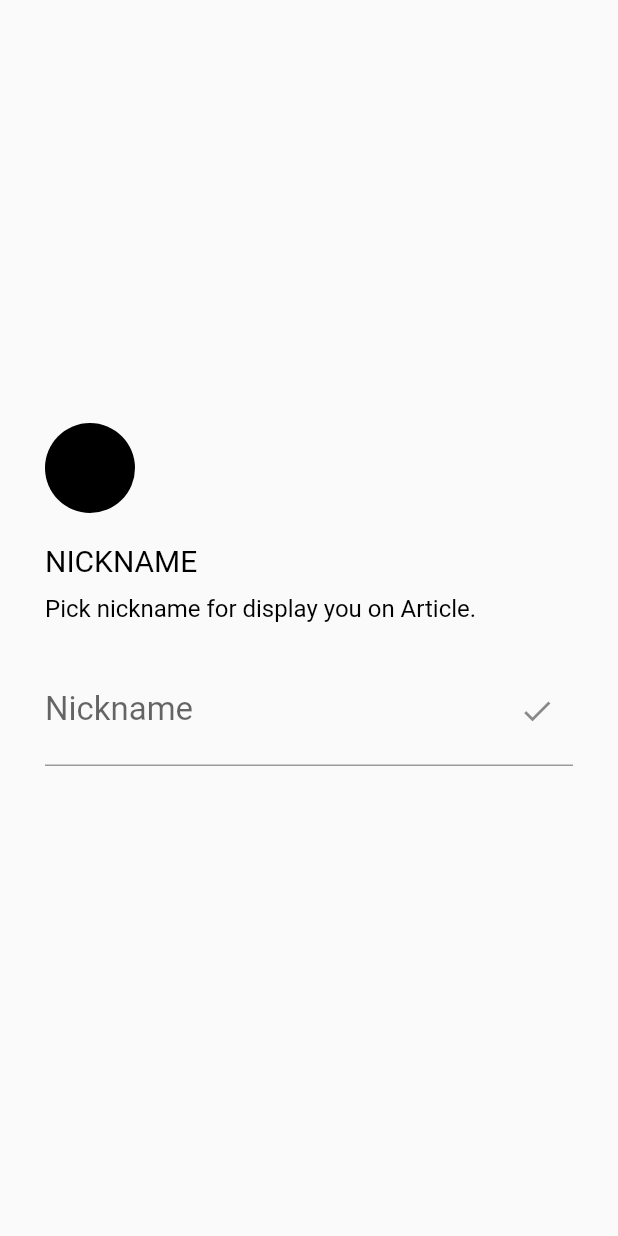
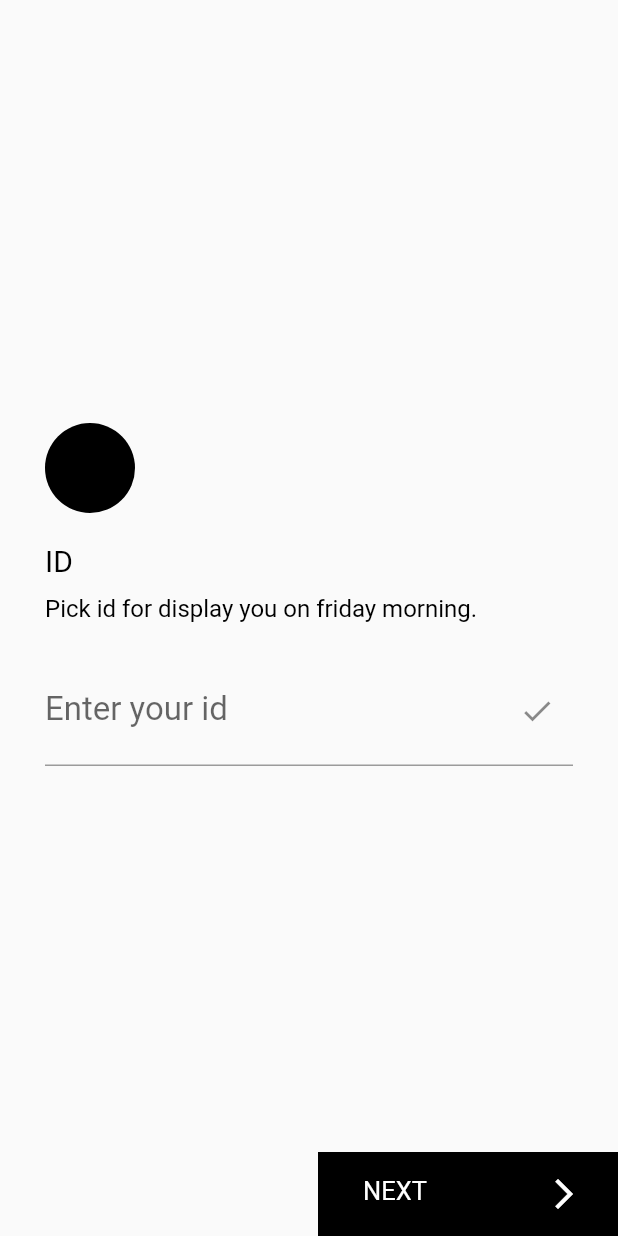
Before and after one commit to Duck528/FridayMorning, a Flutter app: the screen it shows after launch, on a phone screen of 412 x 824 dp. Run offline on Flutter 3.47's test engine with Material 2 defaults, Android fonts, the phone set to English and light mode, and no system bars; our stand-ins replace cloud_firestore; accounts and stored records are empty.

Commit message:
next step 만듦

```diff
--- a/lib/SignIn/signin_page.dart
+++ b/lib/SignIn/signin_page.dart
@@ -11,13 +11,21 @@ class _SignInPageState extends State<SignInPage> {
   Widget build(BuildContext context) {
     return SignInPageProvider(
       child: Scaffold(
-        body: Stack(
+        body: SafeArea(
+          child: Stack(
             children: <Widget>[
               Align(
                 alignment: AlignmentDirectional.center,
                 child: _WelcomeWidget(),
+              ),
+              Positioned(
+                child: _NestStepWidget(),
+                bottom: 0,
+                left: 0,
+                right: 0,
               )
             ],
+          ),
         ),
       ),
     );
@@ -40,9 +48,9 @@ class _WelcomeWidgetState extends State<_WelcomeWidget> {
         children: <Widget>[
           _LogoWidget(),
           _spacing(20.1),
-          _configureMainTitle('NICKNAME'),
+          _configureMainTitle('ID'),
           _spacing(6),
-          _configureSubTitle('Pick nickname for display you on Article.'),
+          _configureSubTitle('Pick id for display you on friday morning.'),
           _spacing(15),
           _configureInputText('Nickname')
         ],
@@ -71,9 +79,8 @@ class _WelcomeWidgetState extends State<_WelcomeWidget> {
           style: TextStyle(fontSize: 25),
           decoration: InputDecoration(
               suffixIcon: Icon(Icons.check),
-            labelText: 'Nickname',
-            labelStyle: TextStyle(fontSize: 22)
-          ),
+              labelText: 'Enter your id',
+              labelStyle: TextStyle(fontSize: 22)),
         ));
   }
 }
@@ -92,6 +99,54 @@ class _LogoWidget extends StatelessWidget {
   }
 }
 
+class _NestStepWidget extends StatelessWidget {
+  @override
+  Widget build(BuildContext context) {
+    return SizedBox(
+      height: 56,
+      child: Stack(
+        children: <Widget>[
+          Positioned(
+            top: 0,
+            right: 0,
+            bottom: 0,
+            width: 200,
+            child: Container(
+              color: Colors.black,
+              child: _configureNextButton(),
+            ),
+          )
+        ],
+      ),
+    );
+  }
+
+  Widget _configureNextButton() {
+    return Stack(
+      children: <Widget>[
+        Positioned(
+          top: 16,
+          left: 30,
+          bottom: 17,
+          child: Text(
+            'NEXT',
+            style: TextStyle(color: Colors.white, fontSize: 17),
+          ),
+        ),
+        Positioned(
+          top: 16,
+          bottom: 16,
+          right: 24,
+          child: Icon(
+            Icons.arrow_forward_ios,
+            color: Colors.white,
+          ),
+        )
+      ],
+    );
+  }
+}
+
 Container _spacing(double height) {
   return Container(
     height: height,
```
Lines whose indentation alone changed are shown as unchanged.
